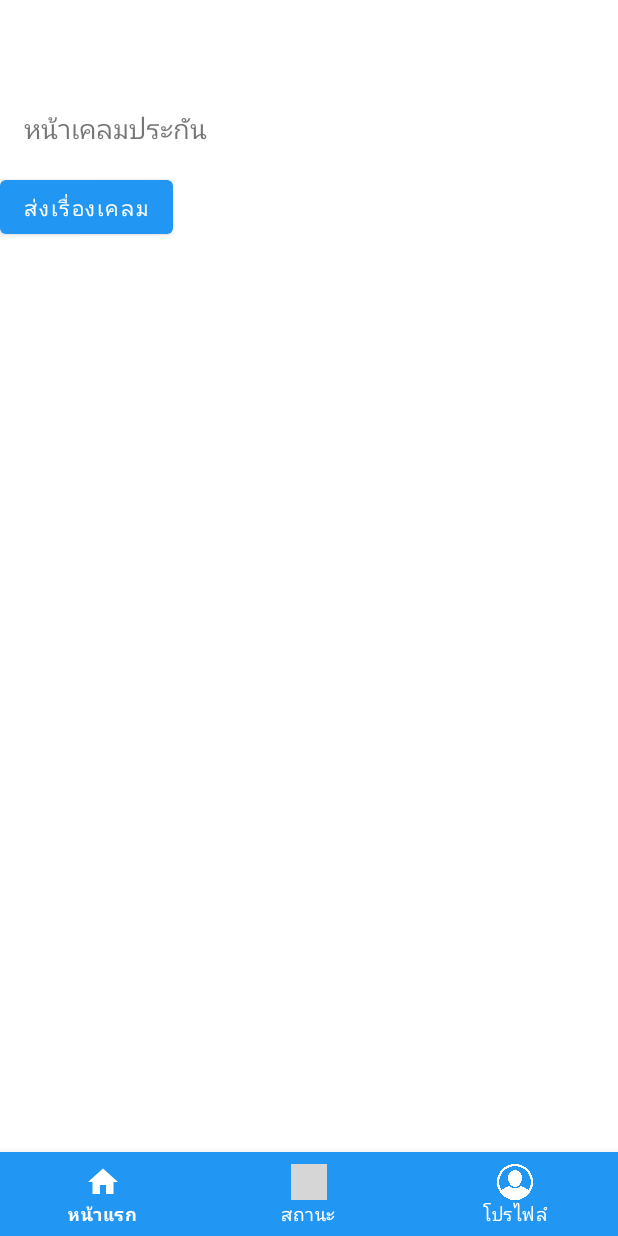
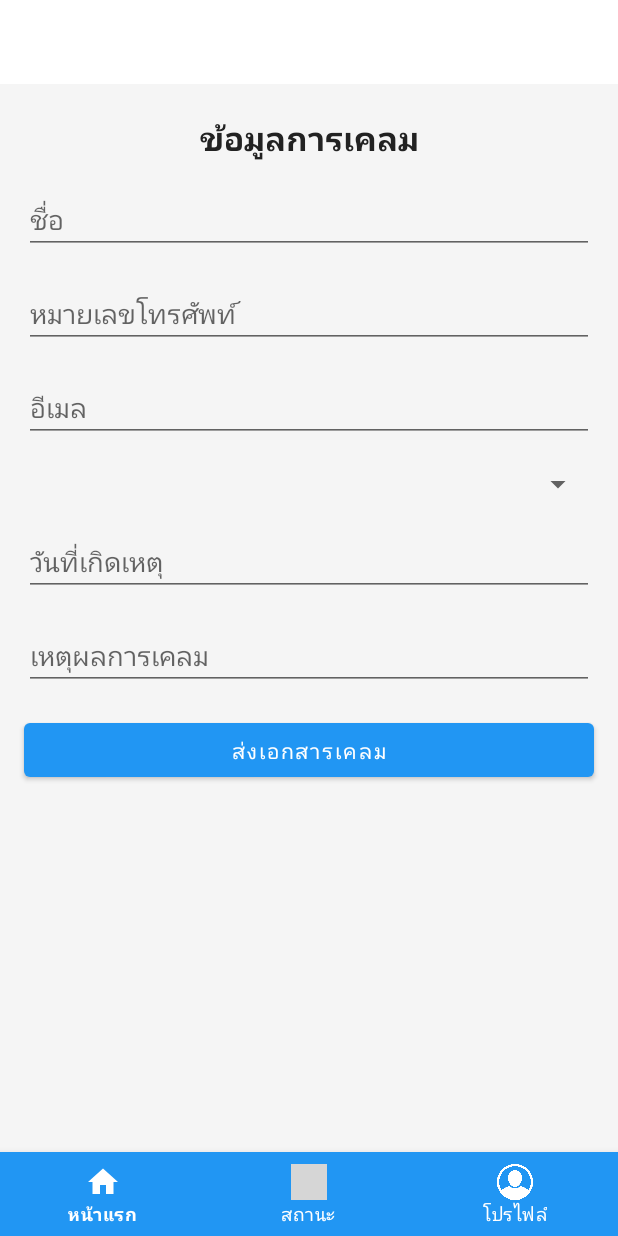
Before and after one commit to NonJirawat/ProjectPagun, an Android app: the ClaimFragment screen opened through its navigation route, on a phone screen of 412 x 824 dp. Run offline under Robolectric (Android 15) with nearby library versions, the light colour scheme and no system bars; our stand-ins replace Firebase (no records; nobody signed in at launch, a user with empty details on screens opened directly), navigation-ui; grey boxes are pictures that could not be loaded.

Commit message:
claimCOm

```diff
--- a/app/src/main/java/com/example/projectpagun/ui/claim/ClaimActivity.kt
+++ b/app/src/main/java/com/example/projectpagun/ui/claim/ClaimActivity.kt
@@ -7,7 +7,7 @@ import android.view.ViewGroup
 import androidx.fragment.app.Fragment
 import com.example.projectpagun.databinding.ActivityClaimBinding
 
-class ClaimFragment : Fragment() {
+class ClaimActivity : Fragment() {
 
     private var _binding: ActivityClaimBinding? = null
     private val binding get() = _binding!!
--- /dev/null
+++ b/app/src/main/java/com/example/projectpagun/ui/claim/ClaimFragment.kt
@@ -0,0 +1,76 @@
+package com.example.projectpagun.ui.claim
+
+import com.example.projectpagun.R
+import android.os.Bundle
+import android.view.LayoutInflater
+import android.view.View
+import android.view.ViewGroup
+import android.widget.Toast
+import androidx.fragment.app.Fragment
+import androidx.navigation.fragment.findNavController
+import com.example.projectpagun.databinding.FragmentClaimBinding
+import com.google.firebase.auth.FirebaseAuth
+import com.google.firebase.firestore.FirebaseFirestore
+
+class ClaimFragment : Fragment() {
+
+    private var _binding: FragmentClaimBinding? = null
+    private val binding get() = _binding!!
+    private val db = FirebaseFirestore.getInstance()
+    private val user = FirebaseAuth.getInstance().currentUser
+
+    override fun onCreateView(
+        inflater: LayoutInflater, container: ViewGroup?, savedInstanceState: Bundle?
+    ): View? {
+        _binding = FragmentClaimBinding.inflate(inflater, container, false)
+
+        // ตั้งค่าปุ่มส่งเอกสารเคลม
+        binding.btnSubmitClaim.setOnClickListener {
+            submitClaim()
+        }
+
+        return binding.root
+    }
+
+    private fun submitClaim() {
+        // ตรวจสอบข้อมูลจาก EditText
+        val claimName = binding.etClaimName.text.toString().trim()
+        val phone = binding.etPhone.text.toString().trim()
+        val email = binding.etEmail.text.toString().trim()
+        val claimReason = binding.etClaimReason.text.toString().trim()
+        val claimDate = binding.etDateOfIncident.text.toString().trim()
+
+        if (claimName.isEmpty() || phone.isEmpty() || email.isEmpty() || claimReason.isEmpty() || claimDate.isEmpty()) {
+            Toast.makeText(requireContext(), "กรุณากรอกข้อมูลให้ครบถ้วน", Toast.LENGTH_SHORT).show()
+            return
+        }
+
+        // สร้าง HashMap เพื่อเก็บข้อมูลการเคลม
+        val claimData = hashMapOf(
+            "userId" to user?.uid,
+            "claimName" to claimName,
+            "phone" to phone,
+            "email" to email,
+            "claimReason" to claimReason,
+            "claimDate" to claimDate,
+            "status" to "Pending" // สถานะเริ่มต้นคือ Pending
+        )
+
+        // บันทึกข้อมูลการเคลมลง Firestore
+        db.collection("insurance_claims")
+            .add(claimData)
+            .addOnSuccessListener {
+                // หากบันทึกสำเร็จ ให้ไปที่หน้าสถานะ
+                Toast.makeText(requireContext(), "ส่งเอกสารเคลมสำเร็จ", Toast.LENGTH_SHORT).show()
+                findNavController().navigate(R.id.action_claimFragment_to_statusFragment)
+            }
+            .addOnFailureListener { e ->
+                Toast.makeText(requireContext(), "เกิดข้อผิดพลาดในการส่งเอกสารเคลม", Toast.LENGTH_SHORT).show()
+            }
+    }
+
+    override fun onDestroyView() {
+        super.onDestroyView()
+        _binding = null
+    }
+}
--- a/app/src/main/java/com/example/projectpagun/ui/home/HomeFragment.kt
+++ b/app/src/main/java/com/example/projectpagun/ui/home/HomeFragment.kt
@@ -20,14 +20,15 @@ import androidx.core.view.updatePadding
 class HomeFragment : Fragment() {
 
     private var _binding: FragmentHomeBinding? = null
-    private val binding get() = _binding!!
+    private val binding get() = _binding!!  // นี่จะทำให้เกิด NullPointerException หาก _binding เป็น null
+
     private val db = FirebaseFirestore.getInstance()
     private val user = FirebaseAuth.getInstance().currentUser
 
     override fun onCreateView(
         inflater: LayoutInflater, container: ViewGroup?, savedInstanceState: Bundle?
     ): View {
-        _binding = FragmentHomeBinding.inflate(inflater, container, false)
+        _binding = FragmentHomeBinding.inflate(inflater, container, false)  // กำหนดค่า _binding
 
         loadInsurancePlan()
 
@@ -42,13 +43,12 @@ class HomeFragment : Fragment() {
         return binding.root
     }
 
-    // ✅ จัด status bar padding
     override fun onViewCreated(view: View, savedInstanceState: Bundle?) {
         super.onViewCreated(view, savedInstanceState)
 
         ViewCompat.setOnApplyWindowInsetsListener(binding.topAppBar) { v, insets ->
             val statusBarHeight = insets.getInsets(WindowInsetsCompat.Type.statusBars()).top
-            v.setPadding(0, statusBarHeight, 0, 0) // 👈 เพิ่ม padding top เท่าความสูง status bar
+            v.setPadding(0, statusBarHeight, 0, 0)  // เพิ่ม padding สำหรับ status bar
             insets
         }
     }
@@ -90,9 +90,8 @@ class HomeFragment : Fragment() {
         }
     }
 
-
     override fun onDestroyView() {
         super.onDestroyView()
-        _binding = null
+        _binding = null  // ทำลาย _binding หลังจาก Fragment ถูกทำลาย
     }
 }
--- /dev/null
+++ b/app/src/main/res/layout/fragment_claim.xml
@@ -0,0 +1,105 @@
+<?xml version="1.0" encoding="utf-8"?>
+<androidx.constraintlayout.widget.ConstraintLayout xmlns:android="http://schemas.android.com/apk/res/android"
+    xmlns:app="http://schemas.android.com/apk/res-auto"
+    xmlns:tools="http://schemas.android.com/tools"
+    android:layout_width="match_parent"
+    android:layout_height="match_parent"
+    android:background="#F5F5F5"
+    tools:context=".ui.claim.ClaimFragment">
+
+    <!-- ชื่อ -->
+    <TextView
+        android:id="@+id/etClaimTitle"
+        android:layout_width="wrap_content"
+        android:layout_height="wrap_content"
+        android:text="ข้อมูลการเคลม"
+        android:textSize="22sp"
+        android:textStyle="bold"
+        android:textColor="#222222"
+        app:layout_constraintTop_toTopOf="parent"
+        app:layout_constraintStart_toStartOf="parent"
+        app:layout_constraintEnd_toEndOf="parent"
+        android:layout_marginTop="20dp"/>
+
+    <!-- ชื่อผู้เคลม -->
+    <EditText
+        android:id="@+id/etClaimName"
+        android:layout_width="0dp"
+        android:layout_height="wrap_content"
+        android:hint="ชื่อ"
+        android:layout_margin="16dp"
+        app:layout_constraintTop_toBottomOf="@id/etClaimTitle"
+        app:layout_constraintStart_toStartOf="parent"
+        app:layout_constraintEnd_toEndOf="parent"
+        android:inputType="text"/>
+
+    <!-- เบอร์โทร -->
+    <EditText
+        android:id="@+id/etPhone"
+        android:layout_width="0dp"
+        android:layout_height="wrap_content"
+        android:hint="หมายเลขโทรศัพท์"
+        android:layout_margin="16dp"
+        app:layout_constraintTop_toBottomOf="@id/etClaimName"
+        app:layout_constraintStart_toStartOf="parent"
+        app:layout_constraintEnd_toEndOf="parent"
+        android:inputType="phone"/>
+
+    <!-- อีเมล -->
+    <EditText
+        android:id="@+id/etEmail"
+        android:layout_width="0dp"
+        android:layout_height="wrap_content"
+        android:hint="อีเมล"
+        android:layout_margin="16dp"
+        app:layout_constraintTop_toBottomOf="@id/etPhone"
+        app:layout_constraintStart_toStartOf="parent"
+        app:layout_constraintEnd_toEndOf="parent"
+        android:inputType="textEmailAddress"/>
+
+    <!-- ประเภทประกัน -->
+    <Spinner
+        android:id="@+id/spnInsuranceType"
+        android:layout_width="0dp"
+        android:layout_height="wrap_content"
+        app:layout_constraintTop_toBottomOf="@id/etEmail"
+        app:layout_constraintStart_toStartOf="parent"
+        app:layout_constraintEnd_toEndOf="parent"
+        android:layout_margin="16dp"/>
+
+    <!-- วันที่เกิดเหตุ -->
+    <EditText
+        android:id="@+id/etDateOfIncident"
+        android:layout_width="0dp"
+        android:layout_height="wrap_content"
+        android:hint="วันที่เกิดเหตุ"
+        android:layout_margin="16dp"
+        app:layout_constraintTop_toBottomOf="@id/spnInsuranceType"
+        app:layout_constraintStart_toStartOf="parent"
+        app:layout_constraintEnd_toEndOf="parent"
+        android:inputType="date"/>
+
+    <!-- เหตุผลการเคลม -->
+    <EditText
+        android:id="@+id/etClaimReason"
+        android:layout_width="0dp"
+        android:layout_height="wrap_content"
+        android:hint="เหตุผลการเคลม"
+        android:layout_margin="16dp"
+        app:layout_constraintTop_toBottomOf="@id/etDateOfIncident"
+        app:layout_constraintStart_toStartOf="parent"
+        app:layout_constraintEnd_toEndOf="parent"
+        android:inputType="textMultiLine"/>
+
+    <!-- ปุ่มส่งเอกสาร -->
+    <Button
+        android:id="@+id/btnSubmitClaim"
+        android:layout_width="match_parent"
+        android:layout_height="wrap_content"
+        android:text="ส่งเอกสารเคลม"
+        android:layout_margin="16dp"
+        app:layout_constraintTop_toBottomOf="@id/etClaimReason"
+        app:layout_constraintStart_toStartOf="parent"
+        app:layout_constraintEnd_toEndOf="parent"/>
+
+</androidx.constraintlayout.widget.ConstraintLayout>
--- a/app/src/main/res/navigation/mobile_navigation.xml
+++ b/app/src/main/res/navigation/mobile_navigation.xml
@@ -52,8 +52,17 @@
     <fragment
         android:id="@+id/claimFragment"
         android:name="com.example.projectpagun.ui.claim.ClaimFragment"
-        android:label="Claim"
-        tools:layout="@layout/activity_claim_list" />
+        android:label="Claim Fragment">
+        <action
+            android:id="@+id/action_claimFragment_to_statusFragment"
+            app:destination="@id/statusFragment" />
+    </fragment>
+
+    <fragment
+        android:id="@+id/statusFragment"
+        android:name="com.example.projectpagun.ui.status.StatusFragment"
+        android:label="Status Fragment" />
+
     <fragment
         android:id="@+id/confirmPurchaseFragment"
         android:name="com.example.projectpagun.ui.insurance.ConfirmPurchaseFragment"
```
